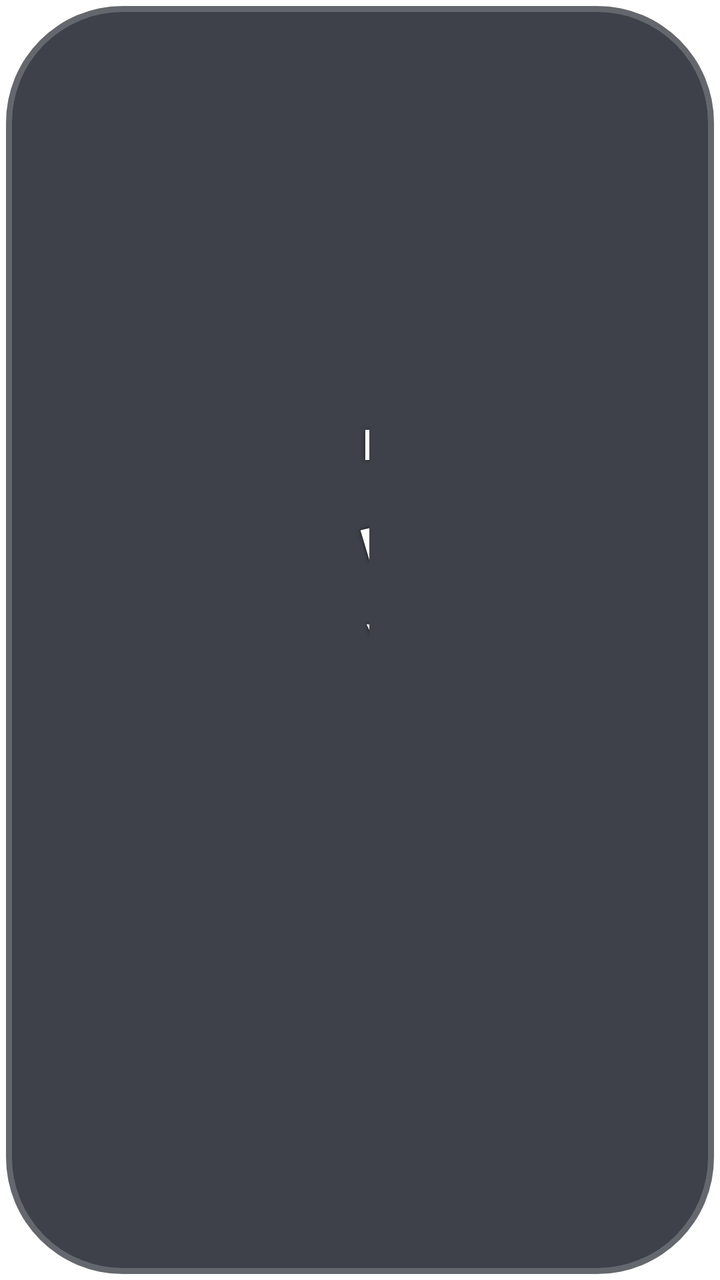
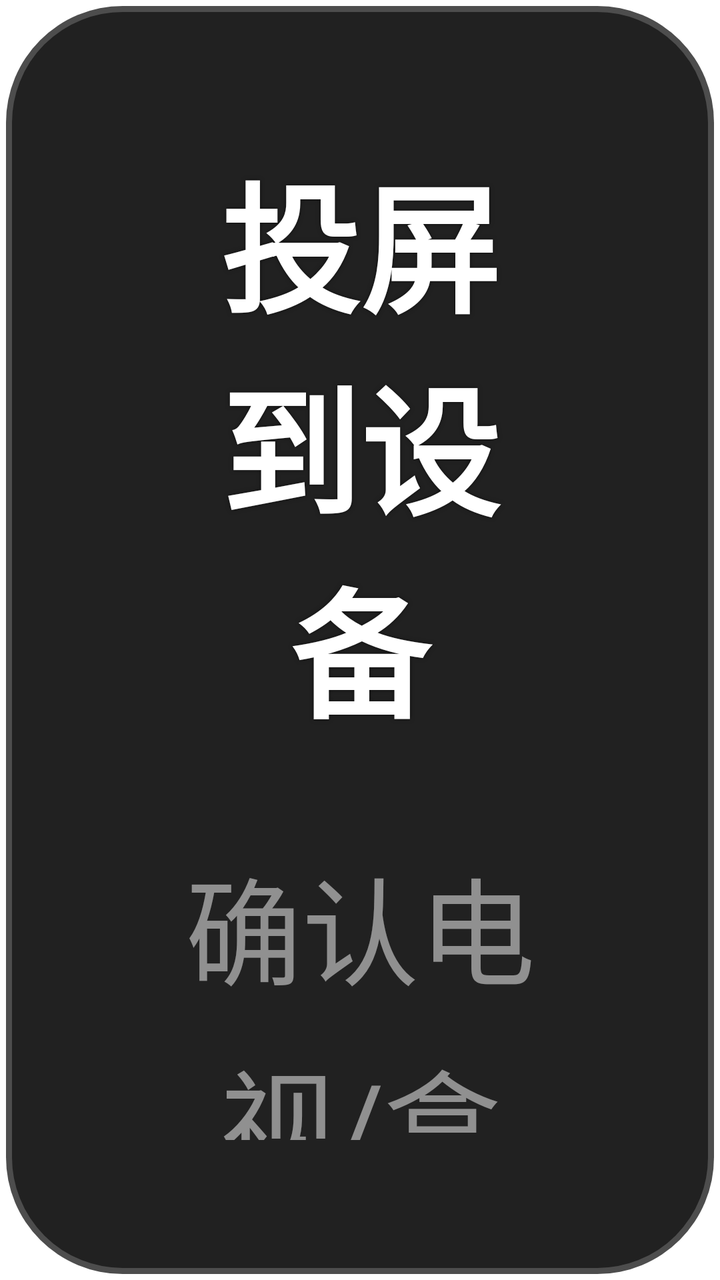

Two renders of the same Android screen: before a commit and after it. Below are the layout's source before the change and the commit's diff.
<!-- AndroidManifest.xml: application theme AppTheme.NoActionBar -->
<!-- res/layout/dialog_cast.xml -->
<?xml version="1.0" encoding="utf-8"?>
<LinearLayout xmlns:android="http://schemas.android.com/apk/res/android"
    xmlns:app="http://schemas.android.com/apk/res-auto"
    android:layout_width="@dimen/vs_520"
    android:layout_height="wrap_content"
    android:background="@drawable/shape_danmu_setting_bg"
    android:orientation="vertical"
    android:paddingLeft="@dimen/vs_30"
    android:paddingTop="@dimen/vs_24"
    android:paddingRight="@dimen/vs_30"
    android:paddingBottom="@dimen/vs_24">

    <TextView
        android:id="@+id/title"
        android:layout_width="match_parent"
        android:layout_height="wrap_content"
        android:gravity="center"
        android:shadowColor="@color/color_000000_60"
        android:shadowDx="0"
        android:shadowDy="0"
        android:shadowRadius="5"
        android:text="投屏到设备"
        android:textColor="@color/dialog_text_primary"
        android:textSize="@dimen/ts_26"
        android:textStyle="bold" />

     <TextView
        android:id="@+id/tvCastTip"
        android:layout_width="match_parent"
        android:layout_height="wrap_content"
        android:layout_marginTop="@dimen/vs_15"
        android:gravity="center"
        android:lineSpacingExtra="@dimen/vs_4"
        android:text="确认电视/盒子已安装TVBox或已打开DLNA投屏\n电视/盒子与手机连接在同一Wi-Fi下"
        android:textColor="@color/dialog_text_hint"
        android:textSize="@dimen/ts_18" />

    <FrameLayout
        android:layout_width="match_parent"
        android:layout_height="@dimen/vs_200"
        android:layout_marginTop="@dimen/vs_20">

        <com.owen.tvrecyclerview.widget.TvRecyclerView
            android:id="@+id/list"
            android:layout_width="match_parent"
            android:layout_height="match_parent"
            android:orientation="vertical"
            android:scrollbars="vertical"
            app:tv_layoutManager="V7LinearLayoutManager"
            app:tv_selectedItemIsCentered="true"
            app:tv_verticalSpacingWithMargins="@dimen/vs_10" />

        <ProgressBar
            android:id="@+id/progressBar"
            android:layout_width="@dimen/vs_40"
            android:layout_height="@dimen/vs_40"
            android:layout_gravity="center"
            android:indeterminateDrawable="@drawable/anim_loading" />

        <TextView
            android:id="@+id/tvScanning"
            android:layout_width="wrap_content"
            android:layout_height="wrap_content"
            android:layout_gravity="center"
            android:layout_marginTop="@dimen/vs_60"
            android:text="正在搜索设备..."
            android:textColor="@color/dialog_text_hint"
            android:textSize="@dimen/ts_20" />

        <TextView
            android:id="@+id/tvEmpty"
            android:layout_width="wrap_content"
            android:layout_height="wrap_content"
            android:layout_gravity="center"
            android:text="未找到可用设备"
            android:textColor="@color/dialog_text_hint"
            android:textSize="@dimen/ts_20"
            android:visibility="gone" />
    </FrameLayout>

    <LinearLayout
        android:layout_width="match_parent"
        android:layout_height="wrap_content"
        android:layout_marginTop="@dimen/vs_20"
        android:gravity="center"
        android:orientation="horizontal">

        <TextView
            android:id="@+id/btnRefresh"
            android:layout_width="0dp"
            android:layout_height="@dimen/vs_50"
            android:layout_marginRight="@dimen/vs_10"
            android:layout_weight="1"
            android:background="@drawable/button_dialog_main"
            android:focusable="true"
            android:gravity="center"
            android:text="刷新"
            android:textColor="@color/dialog_text_primary"
            android:textSize="@dimen/ts_20"
            android:textStyle="bold" />

        <TextView
            android:id="@+id/btnCancel"
            android:layout_width="0dp"
            android:layout_height="@dimen/vs_50"
            android:layout_marginLeft="@dimen/vs_10"
            android:layout_weight="1"
            android:background="@drawable/button_dialog_main"
            android:focusable="true"
            android:gravity="center"
            android:text="取消"
            android:textColor="@color/dialog_text_primary"
            android:textSize="@dimen/ts_20"
            android:textStyle="bold" />
    </LinearLayout>

</LinearLayout>
<!-- resources referenced by this layout -->
<resources>
  <color name="color_000000_60">#99000000</color>
  <color name="dialog_text_hint">#80FFFFFF</color>
  <color name="dialog_text_primary">#FFFFFFFF</color>
  <dimen name="ts_18">18mm</dimen>
  <dimen name="ts_20">20mm</dimen>
  <dimen name="ts_26">26mm</dimen>
  <dimen name="vs_10">10mm</dimen>
  <dimen name="vs_15">15mm</dimen>
  <dimen name="vs_20">20mm</dimen>
  <dimen name="vs_200">200mm</dimen>
  <dimen name="vs_24">24mm</dimen>
  <dimen name="vs_30">30mm</dimen>
  <dimen name="vs_4">4mm</dimen>
  <dimen name="vs_40">40mm</dimen>
  <dimen name="vs_50">50mm</dimen>
  <dimen name="vs_520">540mm</dimen>
  <dimen name="vs_60">60mm</dimen>
  <!-- drawable anim_loading (drawable) -->
  <?xml version="1.0" encoding="utf-8"?>
  <animated-rotate xmlns:android="http://schemas.android.com/apk/res/android"
      android:drawable="@drawable/icon_loading"
      android:pivotX="50%"
      android:pivotY="50%" />
  <!-- drawable button_dialog_main (drawable) -->
  <?xml version="1.0" encoding="utf-8"?>
  <selector xmlns:android="http://schemas.android.com/apk/res/android">
      <item android:state_focused="true">
          <shape>
              <corners android:radius="@dimen/vs_5" />
              
              
              <solid android:color="@color/color_1890FF" />
          </shape>
      </item>
      <item android:state_focused="false">
          <shape>
              <corners android:radius="@dimen/vs_5" />
              <solid android:color="@color/color_CC353744" />
          </shape>
      </item>
  </selector>
  <!-- drawable shape_danmu_setting_bg (drawable) -->
  <?xml version="1.0" encoding="utf-8"?>
  <shape xmlns:android="http://schemas.android.com/apk/res/android">
      <corners android:radius="@dimen/vs_10" />
      <solid android:color="@color/dialog_panel_bg" />
      <stroke
          android:width="@dimen/vs_1"
          android:color="@color/dialog_panel_stroke" />
  </shape>
  <style name="AppTheme.NoActionBar" parent="AppTheme">
          <item name="android:windowActionBar">false</item>
          <item name="android:windowNoTitle">true</item>
          <item name="windowActionBar">false</item>
          <item name="android:windowFullscreen">true</item>//全屏即无通知栏
          <item name="android:windowContentOverlay">@null</item>//是否有遮盖
          <item name="windowNoTitle">true</item>
          <item name="android:keepScreenOn">true</item>
          
          <item name="android:windowBackground">@android:color/transparent</item>
      </style>
  <!-- drawable icon_loading: png bitmap (drawable, 1375 bytes) -->
  <dimen name="vs_5">5mm</dimen>
  <color name="color_1890FF">#1890FF</color>
  <color name="color_CC353744">#CC353744</color>
  <color name="dialog_panel_bg">#D91D202A</color>
  <dimen name="vs_1">1mm</dimen>
  <color name="dialog_panel_stroke">#33FFFFFF</color>
  <style name="AppTheme" parent="Theme.AppCompat.Light.DarkActionBar">
          
          <item name="colorPrimary">@color/color_6200EE</item>
          <item name="colorPrimaryDark">@color/color_3700B3</item>
          <item name="colorAccent">@color/color_03DAC5</item>
      </style>
  <color name="color_6200EE">#6200EE</color>
  <color name="color_3700B3">#3700B3</color>
  <color name="color_03DAC5">#03DAC5</color>
</resources>

<!-- the commit's change to res/layout/dialog_cast.xml (unified diff, before → after) -->
@@ -1,14 +1,16 @@
 <?xml version="1.0" encoding="utf-8"?>
 <LinearLayout xmlns:android="http://schemas.android.com/apk/res/android"
     xmlns:app="http://schemas.android.com/apk/res-auto"
-    android:layout_width="@dimen/vs_520"
+    android:layout_width="match_parent"
     android:layout_height="wrap_content"
+    android:layout_marginLeft="@dimen/vs_12"
+    android:layout_marginRight="@dimen/vs_12"
     android:background="@drawable/shape_danmu_setting_bg"
     android:orientation="vertical"
-    android:paddingLeft="@dimen/vs_30"
-    android:paddingTop="@dimen/vs_24"
-    android:paddingRight="@dimen/vs_30"
-    android:paddingBottom="@dimen/vs_24">
+    android:paddingLeft="@dimen/vs_14"
+    android:paddingTop="@dimen/vs_12"
+    android:paddingRight="@dimen/vs_14"
+    android:paddingBottom="@dimen/vs_12">
 
     <TextView
         android:id="@+id/title"
@@ -21,24 +23,24 @@
         android:shadowRadius="5"
         android:text="投屏到设备"
         android:textColor="@color/dialog_text_primary"
-        android:textSize="@dimen/ts_26"
+        android:textSize="@dimen/ts_16"
         android:textStyle="bold" />
 
      <TextView
         android:id="@+id/tvCastTip"
         android:layout_width="match_parent"
         android:layout_height="wrap_content"
-        android:layout_marginTop="@dimen/vs_15"
+        android:layout_marginTop="@dimen/vs_8"
         android:gravity="center"
-        android:lineSpacingExtra="@dimen/vs_4"
+        android:lineSpacingExtra="@dimen/vs_2"
         android:text="确认电视/盒子已安装TVBox或已打开DLNA投屏\n电视/盒子与手机连接在同一Wi-Fi下"
         android:textColor="@color/dialog_text_hint"
-        android:textSize="@dimen/ts_18" />
+        android:textSize="@dimen/ts_10" />
 
     <FrameLayout
         android:layout_width="match_parent"
-        android:layout_height="@dimen/vs_200"
-        android:layout_marginTop="@dimen/vs_20">
+        android:layout_height="@dimen/vs_110"
+        android:layout_marginTop="@dimen/vs_10">
 
         <com.owen.tvrecyclerview.widget.TvRecyclerView
             android:id="@+id/list"
@@ -48,24 +50,23 @@
             android:scrollbars="vertical"
             app:tv_layoutManager="V7LinearLayoutManager"
             app:tv_selectedItemIsCentered="true"
-            app:tv_verticalSpacingWithMargins="@dimen/vs_10" />
+            app:tv_verticalSpacingWithMargins="@dimen/vs_6" />
 
-        <ProgressBar
+        <com.github.tvbox.osc.ui.tv.widget.LoadingRingView
             android:id="@+id/progressBar"
-            android:layout_width="@dimen/vs_40"
-            android:layout_height="@dimen/vs_40"
-            android:layout_gravity="center"
-            android:indeterminateDrawable="@drawable/anim_loading" />
+            android:layout_width="@dimen/vs_32"
+            android:layout_height="@dimen/vs_32"
+            android:layout_gravity="center" />
 
         <TextView
             android:id="@+id/tvScanning"
             android:layout_width="wrap_content"
             android:layout_height="wrap_content"
             android:layout_gravity="center"
-            android:layout_marginTop="@dimen/vs_60"
+            android:layout_marginTop="@dimen/vs_36"
             android:text="正在搜索设备..."
             android:textColor="@color/dialog_text_hint"
-            android:textSize="@dimen/ts_20" />
+            android:textSize="@dimen/ts_10" />
 
         <TextView
             android:id="@+id/tvEmpty"
@@ -74,43 +75,43 @@
             android:layout_gravity="center"
             android:text="未找到可用设备"
             android:textColor="@color/dialog_text_hint"
-            android:textSize="@dimen/ts_20"
+            android:textSize="@dimen/ts_10"
             android:visibility="gone" />
     </FrameLayout>
 
     <LinearLayout
         android:layout_width="match_parent"
         android:layout_height="wrap_content"
-        android:layout_marginTop="@dimen/vs_20"
+        android:layout_marginTop="@dimen/vs_10"
         android:gravity="center"
         android:orientation="horizontal">
 
         <TextView
             android:id="@+id/btnRefresh"
             android:layout_width="0dp"
-            android:layout_height="@dimen/vs_50"
-            android:layout_marginRight="@dimen/vs_10"
+            android:layout_height="@dimen/vs_32"
+            android:layout_marginRight="@dimen/vs_6"
             android:layout_weight="1"
             android:background="@drawable/button_dialog_main"
             android:focusable="true"
             android:gravity="center"
             android:text="刷新"
             android:textColor="@color/dialog_text_primary"
-            android:textSize="@dimen/ts_20"
+            android:textSize="@dimen/ts_16"
             android:textStyle="bold" />
 
         <TextView
             android:id="@+id/btnCancel"
             android:layout_width="0dp"
-            android:layout_height="@dimen/vs_50"
-            android:layout_marginLeft="@dimen/vs_10"
+            android:layout_height="@dimen/vs_32"
+            android:layout_marginLeft="@dimen/vs_6"
             android:layout_weight="1"
             android:background="@drawable/button_dialog_main"
             android:focusable="true"
             android:gravity="center"
             android:text="取消"
             android:textColor="@color/dialog_text_primary"
-            android:textSize="@dimen/ts_20"
+            android:textSize="@dimen/ts_16"
             android:textStyle="bold" />
     </LinearLayout>
 
<!-- resource entries referenced after the edit -->
@@ -3,26 +3,17 @@
   <color name="color_000000_60">#99000000</color>
   <color name="dialog_text_hint">#80FFFFFF</color>
   <color name="dialog_text_primary">#FFFFFFFF</color>
-  <dimen name="ts_18">18mm</dimen>
-  <dimen name="ts_20">20mm</dimen>
-  <dimen name="ts_26">26mm</dimen>
+  <dimen name="ts_10">10mm</dimen>
+  <dimen name="ts_16">12mm</dimen>
   <dimen name="vs_10">10mm</dimen>
-  <dimen name="vs_15">15mm</dimen>
-  <dimen name="vs_20">20mm</dimen>
-  <dimen name="vs_200">200mm</dimen>
-  <dimen name="vs_24">24mm</dimen>
-  <dimen name="vs_30">30mm</dimen>
-  <dimen name="vs_4">4mm</dimen>
-  <dimen name="vs_40">40mm</dimen>
-  <dimen name="vs_50">50mm</dimen>
-  <dimen name="vs_520">540mm</dimen>
-  <dimen name="vs_60">60mm</dimen>
-  <!-- drawable anim_loading (drawable) -->
-  <?xml version="1.0" encoding="utf-8"?>
-  <animated-rotate xmlns:android="http://schemas.android.com/apk/res/android"
-      android:drawable="@drawable/icon_loading"
-      android:pivotX="50%"
-      android:pivotY="50%" />
+  <dimen name="vs_110">110mm</dimen>
+  <dimen name="vs_12">12mm</dimen>
+  <dimen name="vs_14">14mm</dimen>
+  <dimen name="vs_2">2mm</dimen>
+  <dimen name="vs_32">32mm</dimen>
+  <dimen name="vs_36">36mm</dimen>
+  <dimen name="vs_6">6mm</dimen>
+  <dimen name="vs_8">8mm</dimen>
   <!-- drawable button_dialog_main (drawable) -->
   <?xml version="1.0" encoding="utf-8"?>
   <selector xmlns:android="http://schemas.android.com/apk/res/android">
@@ -54,18 +45,20 @@
           <item name="android:windowActionBar">false</item>
           <item name="android:windowNoTitle">true</item>
           <item name="windowActionBar">false</item>
-          <item name="android:windowFullscreen">true</item>//全屏即无通知栏
+          <item name="android:windowFullscreen">false</item>//手机版：默认保留状态栏，全屏页面运行时再隐藏
           <item name="android:windowContentOverlay">@null</item>//是否有遮盖
           <item name="windowNoTitle">true</item>
-          <item name="android:keepScreenOn">true</item>
+          
           
           <item name="android:windowBackground">@android:color/transparent</item>
+          
+          <item name="android:statusBarColor">@android:color/transparent</item>
+          <item name="android:windowDrawsSystemBarBackgrounds">true</item>
       </style>
-  <!-- drawable icon_loading: png bitmap (drawable, 1375 bytes) -->
   <dimen name="vs_5">5mm</dimen>
   <color name="color_1890FF">#1890FF</color>
   <color name="color_CC353744">#CC353744</color>
-  <color name="dialog_panel_bg">#D91D202A</color>
+  <color name="dialog_panel_bg">#F2161616</color>
   <dimen name="vs_1">1mm</dimen>
   <color name="dialog_panel_stroke">#33FFFFFF</color>
   <style name="AppTheme" parent="Theme.AppCompat.Light.DarkActionBar">
